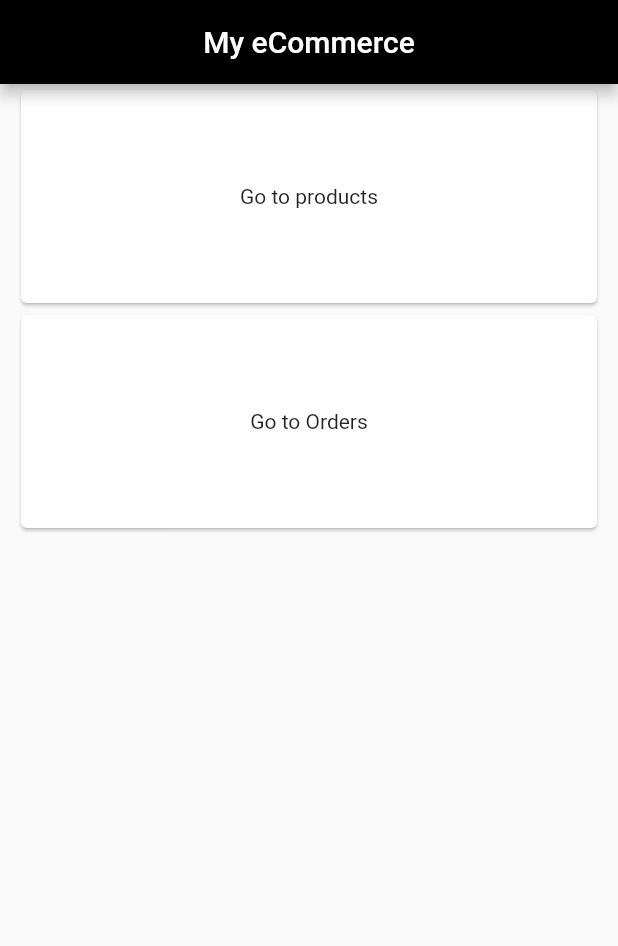
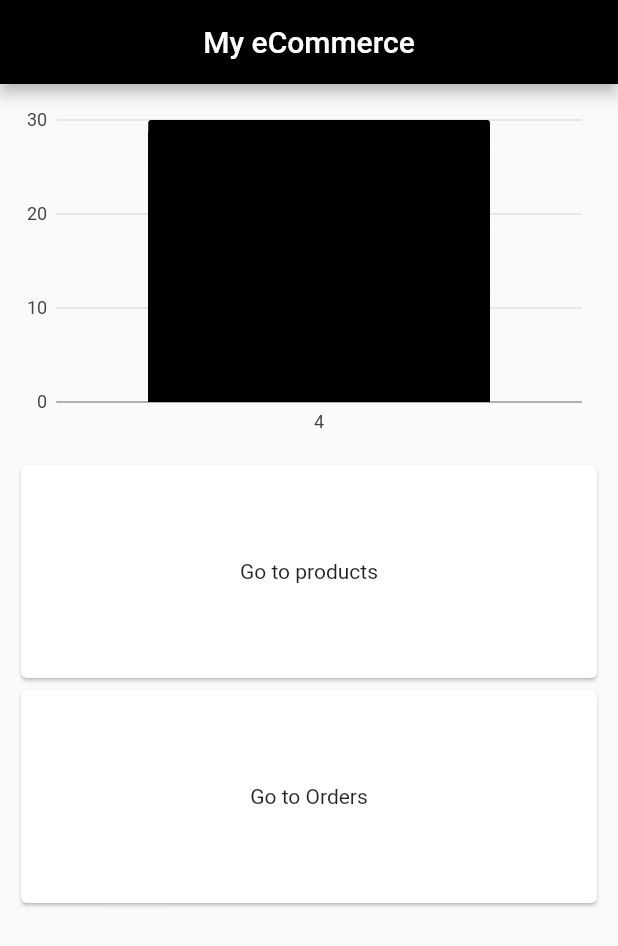
Before and after one commit to ahmed-hady-dev/e_commerce_admin, a Flutter app: the screen it shows after launch, on a phone screen of 412 x 824 dp. Shown: the top 946 px of the screen. Run offline on Flutter 3.47's test engine with Material 2 defaults, Android fonts, the phone set to English and light mode, and no system bars; our stand-ins replace charts_flutter, cloud_firestore, equatable, firebase_core, firebase_storage, get and 1 more; accounts and stored records are empty; generated files the repository leaves out were written again.

Commit message:
#10 orders stats and charts added

```diff
--- /dev/null
+++ b/lib/controllers/order_stats_controller.dart
@@ -0,0 +1,13 @@
+import 'package:e_commerce_admin/models/order_state_model.dart';
+import 'package:e_commerce_admin/services/datebase_service.dart';
+import 'package:get/get.dart';
+
+class OrderStatsController extends GetxController {
+  final DatabaseService database = DatabaseService();
+  var stats = Future.value(<OrderStats>[]).obs;
+  @override
+  void onInit() {
+    stats.value = database.getOrderStas();
+    super.onInit();
+  }
+}
--- a/lib/main.dart
+++ b/lib/main.dart
@@ -26,7 +26,7 @@ class MyApp extends StatelessWidget {
       theme: ThemeData(
         primarySwatch: Colors.blue,
       ),
-      home: const HomeScreen(),
+      home: HomeScreen(),
       getPages: [
         GetPage(name: '/products', page: () => ProductsScreen()),
         GetPage(name: '/products/new', page: () => NewProductScreen()),
--- /dev/null
+++ b/lib/models/order_state_model.dart
@@ -0,0 +1,109 @@
+import 'package:cloud_firestore/cloud_firestore.dart';
+import 'package:equatable/equatable.dart';
+import 'package:charts_flutter/flutter.dart' as charts;
+import 'package:flutter/material.dart';
+
+class OrderStats extends Equatable {
+  @override
+  List<Object?> get props => [];
+
+  final DateTime dateTime;
+  final int index;
+  final int orders;
+  charts.Color? barColor;
+
+  OrderStats({
+    required this.dateTime,
+    required this.index,
+    required this.orders,
+    this.barColor,
+  }) {
+    barColor = charts.ColorUtil.fromDartColor(Colors.black);
+  }
+
+  factory OrderStats.fromSnapshot(DocumentSnapshot snap, int index) {
+    return OrderStats(
+      index: index,
+      dateTime: snap['dateTime'].toDate(),
+      orders: snap['orders'],
+    );
+  }
+
+  static final List<OrderStats> data = [
+    OrderStats(
+      dateTime: DateTime.now(),
+      index: 0,
+      orders: 10,
+    ),
+    OrderStats(
+      dateTime: DateTime.now(),
+      index: 1,
+      orders: 12,
+    ),
+    OrderStats(
+      dateTime: DateTime.now(),
+      index: 2,
+      orders: 15,
+    ),
+    OrderStats(
+      dateTime: DateTime.now(),
+      index: 3,
+      orders: 12,
+    ),
+    OrderStats(
+      dateTime: DateTime.now(),
+      index: 4,
+      orders: 9,
+    ),
+    OrderStats(
+      dateTime: DateTime.now(),
+      index: 5,
+      orders: 19,
+    ),
+    OrderStats(
+      dateTime: DateTime.now(),
+      index: 6,
+      orders: 16,
+    ),
+    OrderStats(
+      dateTime: DateTime.now(),
+      index: 7,
+      orders: 19,
+    ),
+    OrderStats(
+      dateTime: DateTime.now(),
+      index: 8,
+      orders: 21,
+    ),
+    OrderStats(
+      dateTime: DateTime.now(),
+      index: 9,
+      orders: 19,
+    ),
+    OrderStats(
+      dateTime: DateTime.now(),
+      index: 10,
+      orders: 27,
+    ),
+    OrderStats(
+      dateTime: DateTime.now(),
+      index: 11,
+      orders: 30,
+    ),
+    OrderStats(
+      dateTime: DateTime.now(),
+      index: 12,
+      orders: 19,
+    ),
+    OrderStats(
+      dateTime: DateTime.now(),
+      index: 13,
+      orders: 25,
+    ),
+    OrderStats(
+      dateTime: DateTime.now(),
+      index: 14,
+      orders: 29,
+    ),
+  ];
+}
--- a/lib/screens/home_screen.dart
+++ b/lib/screens/home_screen.dart
@@ -1,12 +1,16 @@
+import 'package:e_commerce_admin/controllers/order_stats_controller.dart';
 import 'package:e_commerce_admin/screens/orders_screen.dart';
 import 'package:e_commerce_admin/screens/products_screen.dart';
 import 'package:flutter/material.dart';
 import 'package:get/get.dart';
-import 'package:get/instance_manager.dart';
+import 'package:charts_flutter/flutter.dart' as charts;
+import 'package:intl/intl.dart';
+
+import '../models/order_state_model.dart';
 
 class HomeScreen extends StatelessWidget {
-  const HomeScreen({Key? key}) : super(key: key);
-
+  HomeScreen({Key? key}) : super(key: key);
+  final orderStatsController = Get.put(OrderStatsController());
   @override
   Widget build(BuildContext context) {
     return Scaffold(
@@ -19,6 +23,22 @@ class HomeScreen extends StatelessWidget {
           child: Column(
         crossAxisAlignment: CrossAxisAlignment.center,
         children: <Widget>[
+          FutureBuilder(
+            future: orderStatsController.stats.value,
+            builder: (context, AsyncSnapshot<List<OrderStats>> snapshot) {
+              if (snapshot.hasData) {
+                return Container(
+                  height: 250,
+                  padding: const EdgeInsets.all(10.0),
+                  child: CustomBarChart(orderStats: OrderStats.data),
+                );
+              }
+              if (snapshot.hasError) {
+                return Text(snapshot.error.toString(), style: const TextStyle());
+              }
+              return const Center(child: CircularProgressIndicator(color: Colors.black));
+            },
+          ),
           Container(
             width: double.infinity,
             height: 150.0,
@@ -50,3 +70,25 @@ class HomeScreen extends StatelessWidget {
     );
   }
 }
+
+class CustomBarChart extends StatelessWidget {
+  const CustomBarChart({Key? key, required this.orderStats}) : super(key: key);
+  final List<OrderStats> orderStats;
+
+  @override
+  Widget build(BuildContext context) {
+    List<charts.Series<OrderStats, String>> series = [
+      charts.Series(
+        id: 'orders',
+        data: orderStats,
+        domainFn: (series, _) => DateFormat.d().format(series.dateTime),
+        measureFn: (series, _) => series.orders,
+        colorFn: (series, _) => series.barColor!,
+      )
+    ];
+    return charts.BarChart(
+      series,
+      animate: true,
+    );
+  }
+}
--- a/lib/services/datebase_service.dart
+++ b/lib/services/datebase_service.dart
@@ -1,5 +1,6 @@
 import 'package:cloud_firestore/cloud_firestore.dart';
 import 'package:e_commerce_admin/models/order_model.dart';
+import 'package:e_commerce_admin/models/order_state_model.dart';
 import 'package:e_commerce_admin/models/product_model.dart';
 
 class DatabaseService {
@@ -67,4 +68,18 @@ class DatabaseService {
       return snapShot.docs.map((doc) => Order.fromSnapshot(doc)).toList();
     });
   }
+
+  Future<List<OrderStats>> getOrderStas() {
+    return _firebaseFirestore
+        .collection('order_stats')
+        .orderBy('dateTime')
+        .get()
+        .then((querySnapshot) => querySnapshot.docs
+            .asMap()
+            .entries
+            .map(
+              (entry) => OrderStats.fromSnapshot(entry.value, entry.key),
+            )
+            .toList());
+  }
 }
--- a/pubspec.yaml
+++ b/pubspec.yaml
@@ -41,6 +41,8 @@ dependencies:
   cloud_firestore: ^3.1.0
   firebase_storage: ^10.1.0
   image_picker: ^0.8.4+4
+  intl: ^0.17.0
+
 
 dev_dependencies:
   flutter_test:
```
Also changed, not shown: pubspec.lock.
